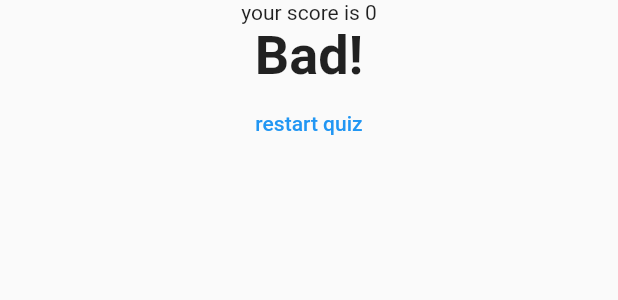
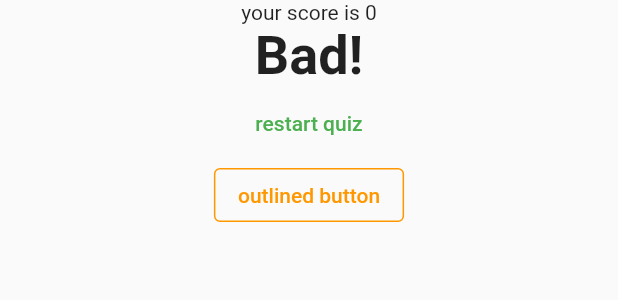
Before and after one commit to aliaaosama23/flutter_course_module2, a Flutter app: the Result widget shown alone on an empty page, opened directly with empty values, on a phone screen of 412 x 824 dp. Shown: the top 300 px of the screen. Run offline on Flutter 3.47's test engine with Material 2 defaults, Android fonts, the phone set to English and light mode, and no system bars.

Commit message:
result file

```diff
--- a/lib/result.dart
+++ b/lib/result.dart
@@ -37,13 +37,22 @@ class Result extends StatelessWidget {
             textAlign: TextAlign.center,
           ),
           TextButton(
-              style: ButtonStyle(
-                  foregroundColor: MaterialStateProperty.all(Colors.blue)),
+              style: TextButton.styleFrom(
+                  primary: Colors
+                      .green), // ButtonStyle(foregroundColor: MaterialStateProperty.all(Colors.blue)),
               onPressed: resetHandler,
               child: Text(
                 'restart quiz',
-               // style: TextStyle(color: Colors.blue),
-              ))
+                // style: TextStyle(color: Colors.blue),
+              )),
+          OutlinedButton(
+            onPressed: (){},
+            child: Text('outlined button'),
+            style: OutlinedButton.styleFrom(
+              primary: Colors.orange,
+              side: BorderSide(color: Colors.orange)
+            ),
+          )
         ],
       ),
     );
```
